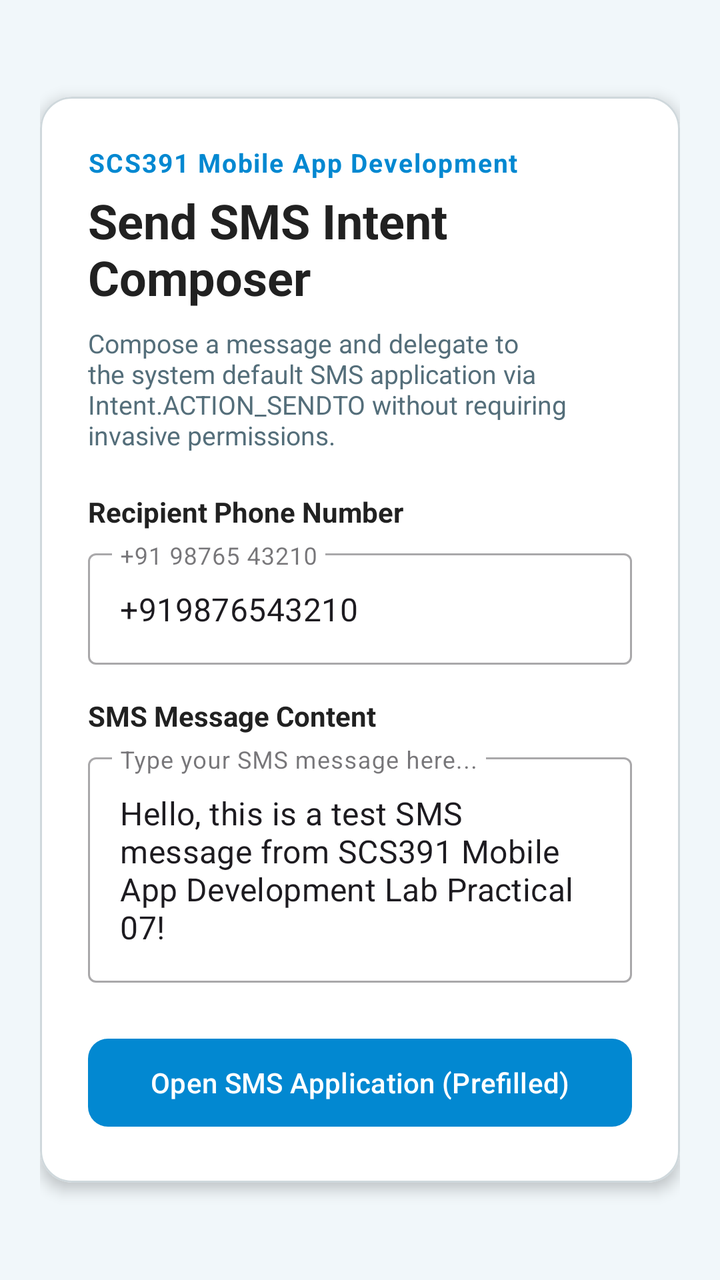
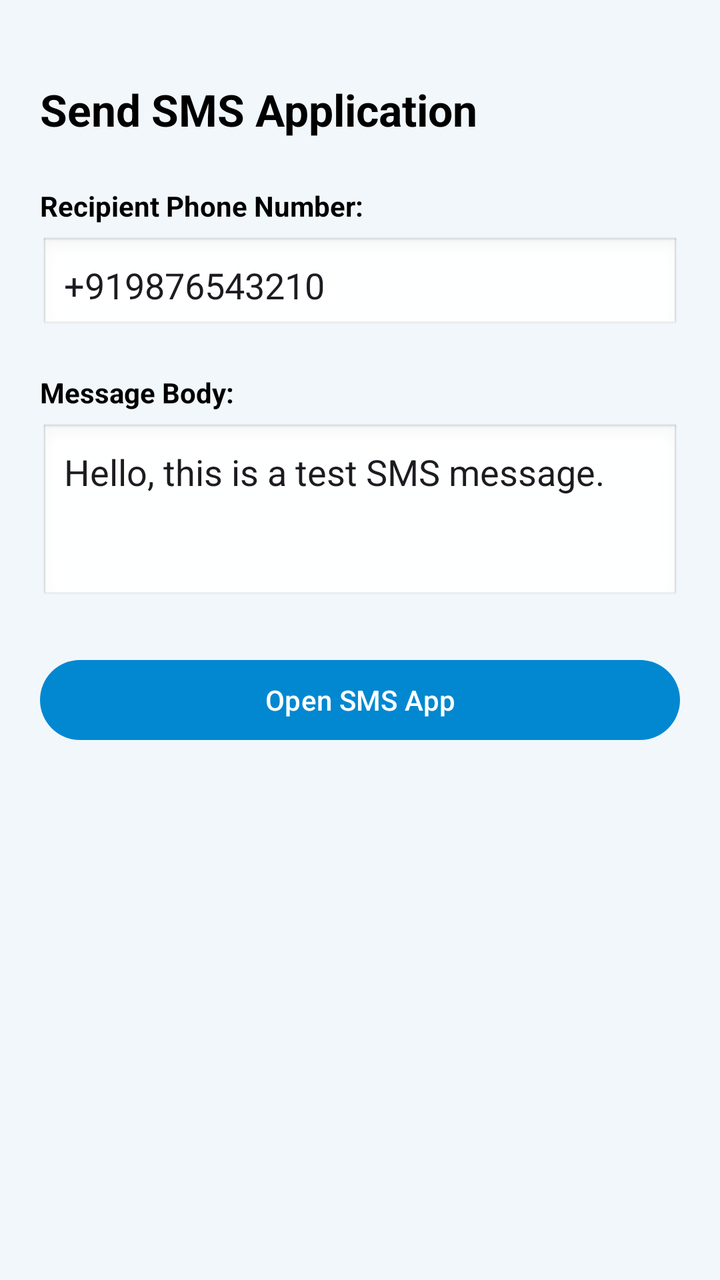

Compare the two renders of this Android layout. The source of the first and the diff that turns it into the second are given below.
<!-- AndroidManifest.xml: application theme Theme.SmsApp -->
<!-- res/layout/activity_main.xml -->
<?xml version="1.0" encoding="utf-8"?>
<ScrollView
    xmlns:android="http://schemas.android.com/apk/res/android"
    xmlns:app="http://schemas.android.com/apk/res-auto"
    android:layout_width="match_parent"
    android:layout_height="match_parent"
    android:background="@color/background"
    android:fillViewport="true">

    <LinearLayout
        android:layout_width="match_parent"
        android:layout_height="wrap_content"
        android:orientation="vertical"
        android:padding="20dp"
        android:gravity="center">

        <com.google.android.material.card.MaterialCardView
            android:layout_width="match_parent"
            android:layout_height="wrap_content"
            app:cardCornerRadius="16dp"
            app:cardElevation="4dp"
            app:cardBackgroundColor="@color/surface"
            app:strokeWidth="1dp"
            app:strokeColor="@color/stroke_color">

            <LinearLayout
                android:layout_width="match_parent"
                android:layout_height="wrap_content"
                android:orientation="vertical"
                android:padding="24dp">

                <TextView
                    android:layout_width="wrap_content"
                    android:layout_height="wrap_content"
                    android:text="@string/lab_header"
                    android:textColor="@color/primary"
                    android:textSize="13sp"
                    android:textStyle="bold"
                    android:letterSpacing="0.05"
                    android:layout_marginBottom="4dp"/>

                <TextView
                    android:layout_width="wrap_content"
                    android:layout_height="wrap_content"
                    android:text="@string/title_sms_app"
                    android:textColor="@color/text_primary"
                    android:textSize="24sp"
                    android:textStyle="bold"
                    android:layout_marginBottom="8dp"/>

                <TextView
                    android:layout_width="wrap_content"
                    android:layout_height="wrap_content"
                    android:text="@string/desc_sms_app"
                    android:textColor="@color/text_secondary"
                    android:textSize="13sp"
                    android:layout_marginBottom="20dp"/>

                
                <TextView
                    android:layout_width="wrap_content"
                    android:layout_height="wrap_content"
                    android:text="@string/label_recipient"
                    android:textColor="@color/text_primary"
                    android:textSize="14sp"
                    android:textStyle="bold"
                    android:layout_marginBottom="6dp"/>

                <com.google.android.material.textfield.TextInputLayout
                    android:layout_width="match_parent"
                    android:layout_height="wrap_content"
                    android:layout_marginBottom="16dp"
                    style="@style/Widget.MaterialComponents.TextInputLayout.OutlinedBox">

                    <com.google.android.material.textfield.TextInputEditText
                        android:id="@+id/etPhoneNumber"
                        android:layout_width="match_parent"
                        android:layout_height="wrap_content"
                        android:hint="@string/hint_recipient"
                        android:text="+919876543210"
                        android:inputType="phone"/>
                </com.google.android.material.textfield.TextInputLayout>

                
                <TextView
                    android:layout_width="wrap_content"
                    android:layout_height="wrap_content"
                    android:text="@string/label_message"
                    android:textColor="@color/text_primary"
                    android:textSize="14sp"
                    android:textStyle="bold"
                    android:layout_marginBottom="6dp"/>

                <com.google.android.material.textfield.TextInputLayout
                    android:layout_width="match_parent"
                    android:layout_height="wrap_content"
                    android:layout_marginBottom="24dp"
                    style="@style/Widget.MaterialComponents.TextInputLayout.OutlinedBox">

                    <com.google.android.material.textfield.TextInputEditText
                        android:id="@+id/etMessageBody"
                        android:layout_width="match_parent"
                        android:layout_height="wrap_content"
                        android:hint="@string/hint_message"
                        android:text="Hello, this is a test SMS message from SCS391 Mobile App Development Lab Practical 07!"
                        android:gravity="top"
                        android:minLines="4"
                        android:inputType="textMultiLine"/>
                </com.google.android.material.textfield.TextInputLayout>

                <com.google.android.material.button.MaterialButton
                    android:id="@+id/btnOpenSmsApp"
                    android:layout_width="match_parent"
                    android:layout_height="52dp"
                    android:text="@string/btn_open_sms"
                    android:textSize="14sp"
                    app:cornerRadius="10dp"/>

            </LinearLayout>
        </com.google.android.material.card.MaterialCardView>

    </LinearLayout>
</ScrollView>
<!-- resources referenced by this layout -->
<resources>
  <color name="background">#F1F7FA</color>
  <color name="primary">#0288D1</color>
  <color name="stroke_color">#CFD8DC</color>
  <color name="surface">#FFFFFF</color>
  <color name="text_primary">#212121</color>
  <color name="text_secondary">#546E7A</color>
  <string name="btn_open_sms">Open SMS Application (Prefilled)</string>
  <string name="desc_sms_app">Compose a message and delegate to the system default SMS application via Intent.ACTION_SENDTO without requiring invasive permissions.</string>
  <string name="hint_message">Type your SMS message here...</string>
  <string name="hint_recipient">+91 98765 43210</string>
  <string name="lab_header">SCS391 Mobile App Development</string>
  <string name="label_message">SMS Message Content</string>
  <string name="label_recipient">Recipient Phone Number</string>
  <string name="title_sms_app">Send SMS Intent Composer</string>
  <style name="Theme.SmsApp" parent="Theme.Material3.DayNight.NoActionBar">
          <item name="colorPrimary">@color/primary</item>
          <item name="android:statusBarColor">@color/primary_dark</item>
          <item name="android:windowBackground">@color/background</item>
      </style>
  <color name="primary_dark">#01579B</color>
</resources>

<!-- the commit's change to res/layout/activity_main.xml (unified diff, before → after) -->
@@ -1,123 +1,65 @@
 <?xml version="1.0" encoding="utf-8"?>
-<ScrollView
+<LinearLayout
     xmlns:android="http://schemas.android.com/apk/res/android"
-    xmlns:app="http://schemas.android.com/apk/res-auto"
     android:layout_width="match_parent"
     android:layout_height="match_parent"
-    android:background="@color/background"
-    android:fillViewport="true">
+    android:orientation="vertical"
+    android:padding="20dp">
 
-    <LinearLayout
+    <TextView
+        android:layout_width="wrap_content"
+        android:layout_height="wrap_content"
+        android:text="Send SMS Application"
+        android:textSize="22sp"
+        android:textStyle="bold"
+        android:textColor="@android:color/black"
+        android:layout_marginTop="20dp"
+        android:layout_marginBottom="24dp"/>
+
+    <TextView
+        android:layout_width="wrap_content"
+        android:layout_height="wrap_content"
+        android:text="Recipient Phone Number:"
+        android:textStyle="bold"
+        android:textColor="@android:color/black"
+        android:layout_marginBottom="6dp"/>
+
+    <EditText
+        android:id="@+id/etPhoneNumber"
         android:layout_width="match_parent"
         android:layout_height="wrap_content"
-        android:orientation="vertical"
-        android:padding="20dp"
-        android:gravity="center">
+        android:hint="Enter phone number"
+        android:text="+919876543210"
+        android:inputType="phone"
+        android:padding="12dp"
+        android:background="@android:drawable/edit_text"
+        android:layout_marginBottom="20dp"/>
 
-        <com.google.android.material.card.MaterialCardView
-            android:layout_width="match_parent"
-            android:layout_height="wrap_content"
-            app:cardCornerRadius="16dp"
-            app:cardElevation="4dp"
-            app:cardBackgroundColor="@color/surface"
-            app:strokeWidth="1dp"
-            app:strokeColor="@color/stroke_color">
+    <TextView
+        android:layout_width="wrap_content"
+        android:layout_height="wrap_content"
+        android:text="Message Body:"
+        android:textStyle="bold"
+        android:textColor="@android:color/black"
+        android:layout_marginBottom="6dp"/>
 
-            <LinearLayout
-                android:layout_width="match_parent"
-                android:layout_height="wrap_content"
-                android:orientation="vertical"
-                android:padding="24dp">
+    <EditText
+        android:id="@+id/etMessageBody"
+        android:layout_width="match_parent"
+        android:layout_height="wrap_content"
+        android:hint="Enter message text"
+        android:text="Hello, this is a test SMS message."
+        android:inputType="textMultiLine"
+        android:minLines="3"
+        android:gravity="top|start"
+        android:padding="12dp"
+        android:background="@android:drawable/edit_text"
+        android:layout_marginBottom="24dp"/>
 
-                <TextView
-                    android:layout_width="wrap_content"
-                    android:layout_height="wrap_content"
-                    android:text="@string/lab_header"
-                    android:textColor="@color/primary"
-                    android:textSize="13sp"
-                    android:textStyle="bold"
-                    android:letterSpacing="0.05"
-                    android:layout_marginBottom="4dp"/>
+    <Button
+        android:id="@+id/btnOpenSmsApp"
+        android:layout_width="match_parent"
+        android:layout_height="wrap_content"
+        android:text="Open SMS App"/>
 
-                <TextView
-                    android:layout_width="wrap_content"
-                    android:layout_height="wrap_content"
-                    android:text="@string/title_sms_app"
-                    android:textColor="@color/text_primary"
-                    android:textSize="24sp"
-                    android:textStyle="bold"
-                    android:layout_marginBottom="8dp"/>
-
-                <TextView
-                    android:layout_width="wrap_content"
-                    android:layout_height="wrap_content"
-                    android:text="@string/desc_sms_app"
-                    android:textColor="@color/text_secondary"
-                    android:textSize="13sp"
-                    android:layout_marginBottom="20dp"/>
-
-                
-                <TextView
-                    android:layout_width="wrap_content"
-                    android:layout_height="wrap_content"
-                    android:text="@string/label_recipient"
-                    android:textColor="@color/text_primary"
-                    android:textSize="14sp"
-                    android:textStyle="bold"
-                    android:layout_marginBottom="6dp"/>
-
-                <com.google.android.material.textfield.TextInputLayout
-                    android:layout_width="match_parent"
-                    android:layout_height="wrap_content"
-                    android:layout_marginBottom="16dp"
-                    style="@style/Widget.MaterialComponents.TextInputLayout.OutlinedBox">
-
-                    <com.google.android.material.textfield.TextInputEditText
-                        android:id="@+id/etPhoneNumber"
-                        android:layout_width="match_parent"
-                        android:layout_height="wrap_content"
-                        android:hint="@string/hint_recipient"
-                        android:text="+919876543210"
-                        android:inputType="phone"/>
-                </com.google.android.material.textfield.TextInputLayout>
-
-                
-                <TextView
-                    android:layout_width="wrap_content"
-                    android:layout_height="wrap_content"
-                    android:text="@string/label_message"
-                    android:textColor="@color/text_primary"
-                    android:textSize="14sp"
-                    android:textStyle="bold"
-                    android:layout_marginBottom="6dp"/>
-
-                <com.google.android.material.textfield.TextInputLayout
-                    android:layout_width="match_parent"
-                    android:layout_height="wrap_content"
-                    android:layout_marginBottom="24dp"
-                    style="@style/Widget.MaterialComponents.TextInputLayout.OutlinedBox">
-
-                    <com.google.android.material.textfield.TextInputEditText
-                        android:id="@+id/etMessageBody"
-                        android:layout_width="match_parent"
-                        android:layout_height="wrap_content"
-                        android:hint="@string/hint_message"
-                        android:text="Hello, this is a test SMS message from SCS391 Mobile App Development Lab Practical 07!"
-                        android:gravity="top"
-                        android:minLines="4"
-                        android:inputType="textMultiLine"/>
-                </com.google.android.material.textfield.TextInputLayout>
-
-                <com.google.android.material.button.MaterialButton
-                    android:id="@+id/btnOpenSmsApp"
-                    android:layout_width="match_parent"
-                    android:layout_height="52dp"
-                    android:text="@string/btn_open_sms"
-                    android:textSize="14sp"
-                    app:cornerRadius="10dp"/>
-
-            </LinearLayout>
-        </com.google.android.material.card.MaterialCardView>
-
-    </LinearLayout>
-</ScrollView>
+</LinearLayout>
<!-- resource entries referenced after the edit -->
@@ -2,18 +2,6 @@
 <resources>
   <color name="background">#F1F7FA</color>
   <color name="primary">#0288D1</color>
-  <color name="stroke_color">#CFD8DC</color>
-  <color name="surface">#FFFFFF</color>
-  <color name="text_primary">#212121</color>
-  <color name="text_secondary">#546E7A</color>
-  <string name="btn_open_sms">Open SMS Application (Prefilled)</string>
-  <string name="desc_sms_app">Compose a message and delegate to the system default SMS application via Intent.ACTION_SENDTO without requiring invasive permissions.</string>
-  <string name="hint_message">Type your SMS message here...</string>
-  <string name="hint_recipient">+91 98765 43210</string>
-  <string name="lab_header">SCS391 Mobile App Development</string>
-  <string name="label_message">SMS Message Content</string>
-  <string name="label_recipient">Recipient Phone Number</string>
-  <string name="title_sms_app">Send SMS Intent Composer</string>
   <style name="Theme.SmsApp" parent="Theme.Material3.DayNight.NoActionBar">
           <item name="colorPrimary">@color/primary</item>
           <item name="android:statusBarColor">@color/primary_dark</item>
